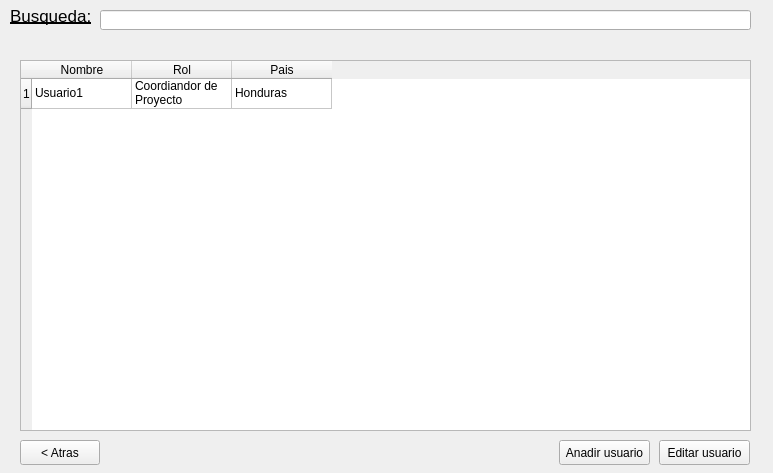
Above: src/UI/gestorUsuario.ui from PurpleFlamingo/purpleACOES before the change. Below: the same form after it.
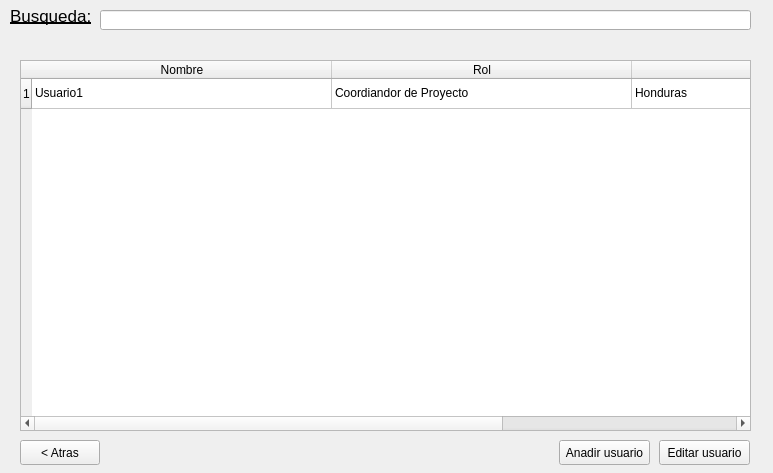
That is the form after the change.

Commit message:
Cambio en imports para que funcionen al correrlos desde src
Modificacion para creacion dinamica de la tabla de gestion de usuarios

Diff of the .ui file:
```diff
--- a/src/UI/gestorUsuario.ui
+++ b/src/UI/gestorUsuario.ui
@@ -63,6 +63,24 @@
     <property name="editTriggers">
      <set>QAbstractItemView::NoEditTriggers</set>
     </property>
+    <attribute name="horizontalHeaderCascadingSectionResizes">
+     <bool>false</bool>
+    </attribute>
+    <attribute name="horizontalHeaderDefaultSectionSize">
+     <number>300</number>
+    </attribute>
+    <attribute name="horizontalHeaderMinimumSectionSize">
+     <number>74</number>
+    </attribute>
+    <attribute name="horizontalHeaderShowSortIndicator" stdset="0">
+     <bool>true</bool>
+    </attribute>
+    <attribute name="horizontalHeaderStretchLastSection">
+     <bool>true</bool>
+    </attribute>
+    <attribute name="verticalHeaderStretchLastSection">
+     <bool>false</bool>
+    </attribute>
     <row>
      <property name="text">
       <string>1</string>
```
The commit also changes 2 other files.
